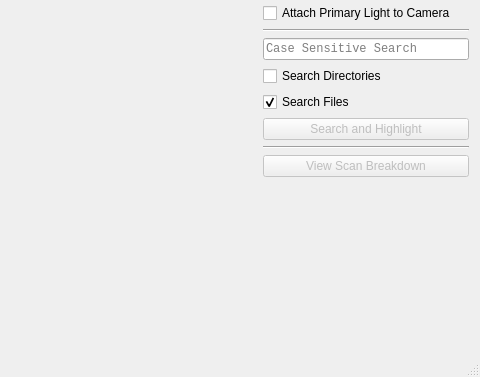
This is Source/View/mainWindow.ui in TimSevereijns/D-Viz as Qt 5 draws it before an edit; both pictures show x 720 to 1200 and y 437 to 814 of the 1200 by 814 pixel window. The edited form follows.
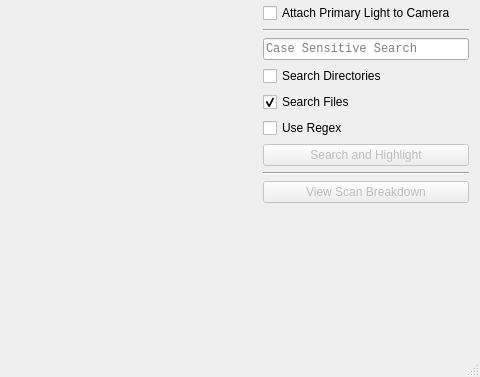
This is the edited form.

Commit message:
Added Regex Search Functionality
+ By toggling a checkbox, users can now search using regular expressions.

```diff
--- a/Source/View/mainWindow.ui
+++ b/Source/View/mainWindow.ui
@@ -63,7 +63,7 @@
    <property name="minimumSize">
     <size>
      <width>228</width>
-     <height>613</height>
+     <height>638</height>
     </size>
    </property>
    <property name="features">
@@ -317,6 +317,13 @@
        </property>
       </widget>
      </item>
+     <item>
+      <widget class="QCheckBox" name="useRegex">
+       <property name="text">
+        <string>Use Regex</string>
+       </property>
+      </widget>
+     </item>
      <item>
       <widget class="QPushButton" name="searchButton">
        <property name="enabled">
```
The commit also changes 10 other files.
